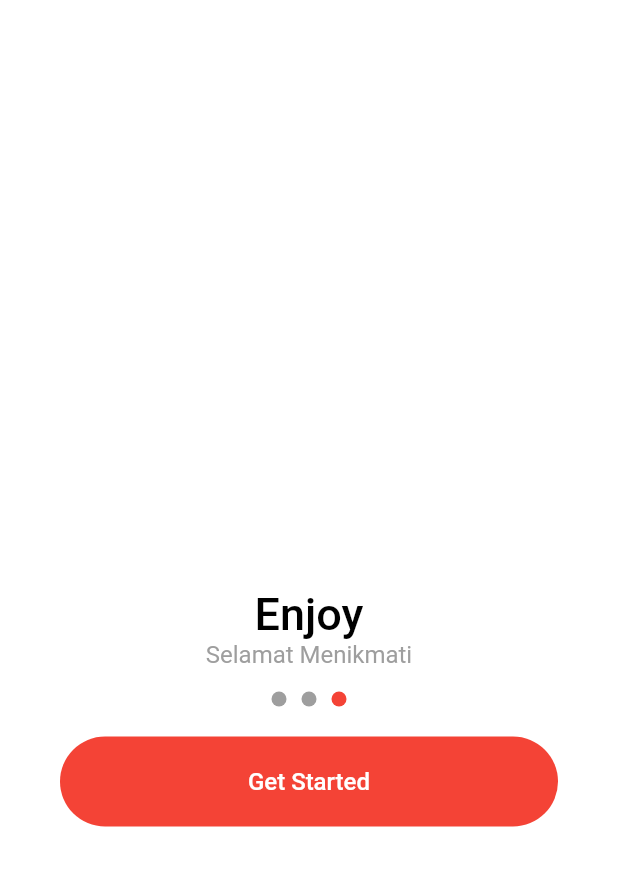
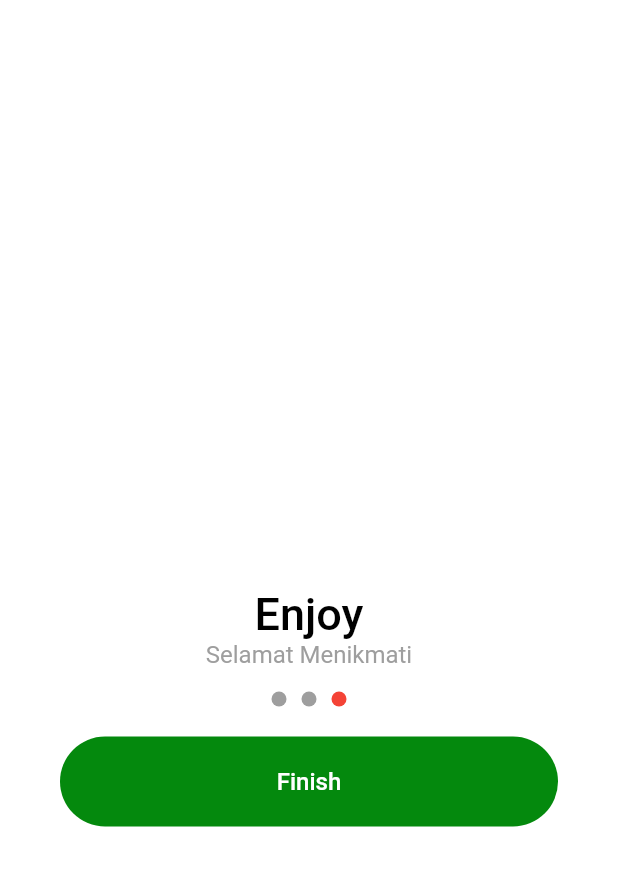
Before and after one commit to bintangpz/smart_polnes, a Flutter app: the screen it shows after launch, swiped to page 3, on a phone screen of 412 x 824 dp, the part 282-1168 px from its top. Run offline on Flutter 3.47's test engine with Material 2 defaults, Android fonts, the phone set to English and light mode, and no system bars.

Commit message:
modified:   lib/intro_slide.dart

```diff
--- a/lib/intro_slide.dart
+++ b/lib/intro_slide.dart
@@ -109,12 +109,12 @@ class _IntroSlideState extends State<IntroSlide> {
                   height: 60,
                   decoration: BoxDecoration(
                     borderRadius: BorderRadius.circular(50),
-                    color: Colors.red,
+                    color: Color.fromARGB(255, 4, 137, 13),
                   ),
                   child: Center(
                     child: Text(
                       _indexPage == intromodel_data.length - 1
-                          ? "Get Started"
+                          ? "Finish"
                           : "Next",
                       style: const TextStyle(
                         color: Colors.white,
```
